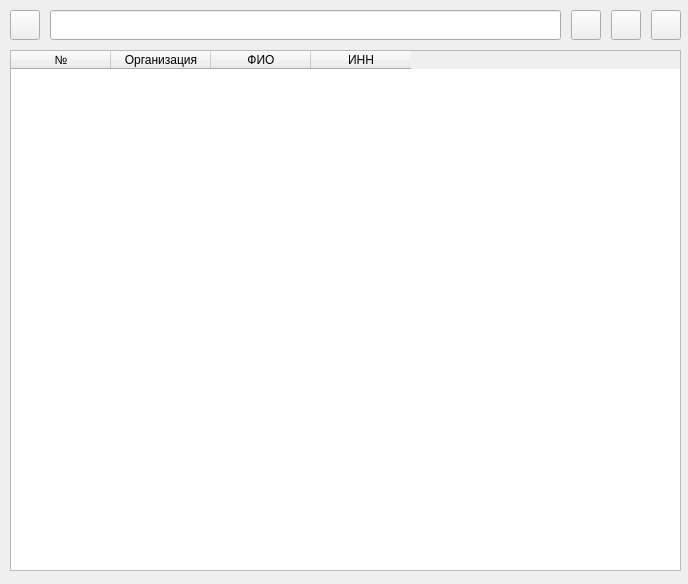
First picture: the form in dev/ui_template/executor.ui, repository BitCode-in/transport_services, before the edit.
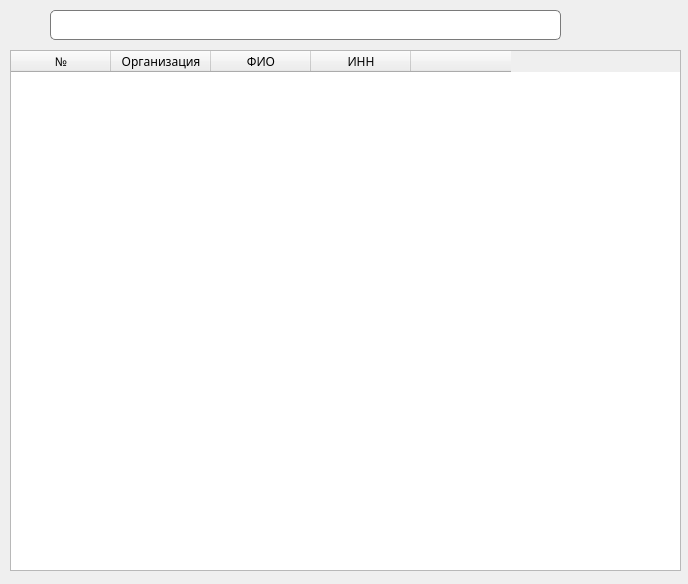
Second picture: the form after the edit. Icons and pictures are not drawn.

Patch:
```diff
--- a/dev/ui_template/executor.ui
+++ b/dev/ui_template/executor.ui
@@ -28,25 +28,58 @@
      <height>521</height>
     </size>
    </property>
+   <property name="font">
+    <font>
+     <family>Montserrat</family>
+    </font>
+   </property>
+   <property name="styleSheet">
+    <string notr="true"/>
+   </property>
    <column>
     <property name="text">
      <string>№</string>
     </property>
+    <property name="font">
+     <font>
+      <family>Montserrat</family>
+     </font>
+    </property>
    </column>
    <column>
     <property name="text">
      <string>Организация</string>
     </property>
+    <property name="font">
+     <font>
+      <family>Montserrat</family>
+     </font>
+    </property>
    </column>
    <column>
     <property name="text">
      <string>ФИО</string>
     </property>
+    <property name="font">
+     <font>
+      <family>Montserrat</family>
+     </font>
+    </property>
    </column>
    <column>
     <property name="text">
      <string>ИНН</string>
     </property>
+    <property name="font">
+     <font>
+      <family>Montserrat</family>
+     </font>
+    </property>
+   </column>
+   <column>
+    <property name="text">
+     <string/>
+    </property>
    </column>
   </widget>
   <widget class="QWidget" name="horizontalWidget" native="true">
@@ -58,6 +91,11 @@
      <height>51</height>
     </rect>
    </property>
+   <property name="font">
+    <font>
+     <family>Montserrat</family>
+    </font>
+   </property>
    <layout class="QHBoxLayout" name="horizontalLayout">
     <property name="spacing">
      <number>10</number>
@@ -88,9 +126,15 @@
         <height>30</height>
        </size>
       </property>
+      <property name="font">
+       <font>
+        <family>Montserrat</family>
+       </font>
+      </property>
       <property name="styleSheet">
        <string notr="true">QPushButton {
 	background:none;
+	border: 0px solid none;
 }</string>
       </property>
       <property name="text">
@@ -116,6 +160,17 @@
         <height>30</height>
        </size>
       </property>
+      <property name="font">
+       <font>
+        <family>Montserrat</family>
+       </font>
+      </property>
+      <property name="styleSheet">
+       <string notr="true">QLineEdit{
+	border-radius: 5px;
+	border: 1px solid rgb(122, 122, 122);
+}</string>
+      </property>
      </widget>
     </item>
     <item>
@@ -132,9 +187,15 @@
         <height>30</height>
        </size>
       </property>
+      <property name="font">
+       <font>
+        <family>Montserrat</family>
+       </font>
+      </property>
       <property name="styleSheet">
        <string notr="true">QPushButton {
 	background:none;
+	border: 0px solid none;
 }</string>
       </property>
       <property name="text">
@@ -166,9 +227,15 @@
         <height>30</height>
        </size>
       </property>
+      <property name="font">
+       <font>
+        <family>Montserrat</family>
+       </font>
+      </property>
       <property name="styleSheet">
        <string notr="true">QPushButton {
 	background:none;
+	border: 0px solid none;
 }</string>
       </property>
       <property name="text">
@@ -200,9 +267,15 @@
         <height>30</height>
        </size>
       </property>
+      <property name="font">
+       <font>
+        <family>Montserrat</family>
+       </font>
+      </property>
       <property name="styleSheet">
        <string notr="true">QPushButton {
 	background:none;
+	border: 0px solid none;
 }</string>
       </property>
       <property name="text">
```
Left out of the diff: 8 changed lines with no effect on the pictures.
